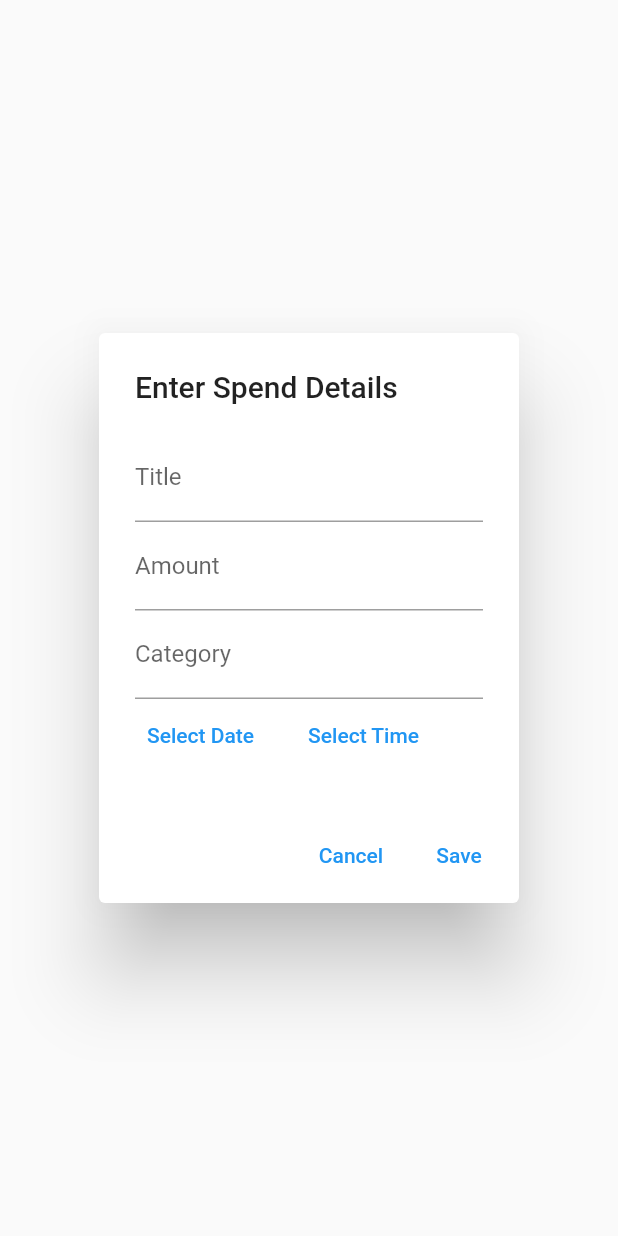
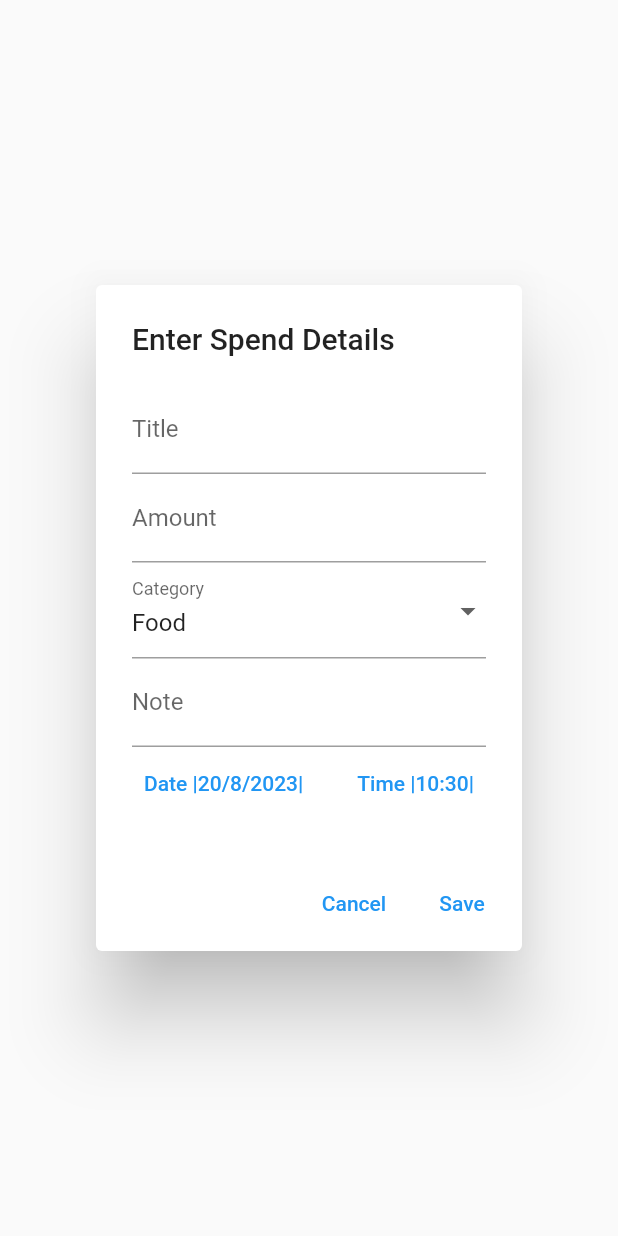
Before and after one commit to GnaniPasupula/CreditWallet, a Flutter app: the CreditCardScreen screen opened by its route, after a tap on the "add circle" icon, on a phone screen of 412 x 824 dp. Run offline on Flutter 3.47's test engine with Material 2 defaults, Android fonts, the light colour scheme and no system bars; our stand-ins replace flutter_dotenv, shared_preferences; missing offline and left inert: dart:html; accounts and stored records are empty; network calls fail.

Commit message:
Added Note to Transaction

```diff
--- a/client/lib/api_helper.dart
+++ b/client/lib/api_helper.dart
@@ -158,6 +158,7 @@ static Future<CreditCardData?> addCreditCard(
       'transactionTitle': transactionData['transactionTitle'],
       'transactionCategory': transactionData['transactionCategory'],
       'transactionDate': transactionData['transactionDate'],
+      'transactionNote': transactionData['transactionNote'],
     };
 
     try {
@@ -177,6 +178,7 @@ static Future<CreditCardData?> addCreditCard(
           title: jsonData['transactionTitle'] ?? "Unknown",
           category: jsonData['transactionCategory'] ?? "Unknown",
           date: DateTime.parse(jsonData['transactionDate']),
+          note:jsonData['transactionNote'] ?? ""
         );
       } else {
         throw Exception('Failed to add transaction');
--- a/client/lib/credit_card_data.dart
+++ b/client/lib/credit_card_data.dart
@@ -25,6 +25,7 @@ class CreditCardData {
         amount: transaction['amount'].toDouble(),
         title: transaction['title'] ?? "Unknown",
         category: transaction['category'] ?? "Unknown",
+        note: transaction['note'] ?? ""
       );
     }).toList();
 
@@ -45,11 +46,13 @@ class Transaction {
   final double amount;
   final String title;
   final String category;
+  final String note;
 
   Transaction({
     required this.date,
     required this.amount,
     required this.title,
     required this.category,
+    required this.note,
   });
 }
--- a/client/lib/credit_card_screen.dart
+++ b/client/lib/credit_card_screen.dart
@@ -15,6 +15,18 @@ class _CreditCardScreenState extends State<CreditCardScreen> {
   late PageController _pageController;
   int currentIndex = 0;
   bool _isSpendDialogVisible = false;
+
+  final Map<String, IconData> categoryIcons = {
+    'Fashion': Icons.shopping_bag_outlined,
+    'Food': Icons.restaurant_outlined,
+    'Health': Icons.local_hospital_outlined,
+    'Fuel': Icons.local_gas_station_outlined,
+    'Travel': Icons.flight_outlined,
+    'Entertainment': Icons.movie_filter,
+    'EMI': Icons.attach_money_outlined,
+    'Bills': Icons.receipt_long_outlined,
+    'Others': Icons.category_outlined,
+  };
 
   @override
   void initState() {
@@ -391,7 +403,7 @@ class _CreditCardScreenState extends State<CreditCardScreen> {
                     itemCount: creditCards.isNotEmpty ? creditCards[currentIndex].transactions.length : 0,
                     itemBuilder: (context, transactionIndex) {
                       final transaction = creditCards[currentIndex].transactions[transactionIndex];
-
+                      final transactionCategory = transaction.category;
                       final now = DateTime.now();
                       final transactionDate = transaction.date;
                       String formattedDate;
@@ -445,15 +457,16 @@ class _CreditCardScreenState extends State<CreditCardScreen> {
                               }
                             },
                       child:Card(
-                        elevation: 4,
+                        elevation: 0,
+                        color: Colors.grey[50],
                         shape: RoundedRectangleBorder(
                           borderRadius: BorderRadius.circular(16),
                         ),
                         margin: EdgeInsets.symmetric(horizontal: 16, vertical: 4),
                         child: ListTile(
+                          contentPadding: EdgeInsets.symmetric(vertical: 6, horizontal: 16), // Adjust content padding
                           leading: CircleAvatar(
-                            // You can replace this with the actual picture data
-                            child: Icon(Icons.account_balance_wallet),
+                            child:Icon(categoryIcons[transactionCategory] ?? Icons.question_mark),
                             radius: 16,
                           ),
                           title: Column(
@@ -467,7 +480,7 @@ class _CreditCardScreenState extends State<CreditCardScreen> {
                                 ),
                               ),
                               Text(
-                                transaction.category,
+                                transaction.note,
                                 style: TextStyle(fontSize: 14, color: Colors.grey),
                               ),
                             ],
--- a/client/lib/spend_dialog.dart
+++ b/client/lib/spend_dialog.dart
@@ -1,5 +1,3 @@
-import 'dart:math';
-
 import 'package:flutter/material.dart';
 import 'api_helper.dart';
 import 'credit_card_data.dart';
@@ -15,7 +13,6 @@ class SpendDetailsDialog extends StatefulWidget {
     required this.currentIndex,
   });
 
-
   @override
   _SpendDetailsDialogState createState() => _SpendDetailsDialogState();
 }
@@ -23,16 +20,16 @@ class SpendDetailsDialog extends StatefulWidget {
 class _SpendDetailsDialogState extends State<SpendDetailsDialog> {
   final TextEditingController titleController = TextEditingController();
   final TextEditingController amountController = TextEditingController();
-  final TextEditingController categoryController = TextEditingController();
-
+  final TextEditingController noteController = TextEditingController();
   DateTime selectedDate = DateTime.now();
   TimeOfDay selectedTime = TimeOfDay.now();
+  String selectedCategory = "Food"; // Default selected category
 
   @override
   void dispose() {
     titleController.dispose();
     amountController.dispose();
-    categoryController.dispose();
+    noteController.dispose();
     super.dispose();
   }
 
@@ -40,16 +37,10 @@ class _SpendDetailsDialogState extends State<SpendDetailsDialog> {
     final formData = {
       'transactionAmount': amountController.text,
       'transactionTitle': titleController.text,
-      'transactionCategory': categoryController.text,
+      'transactionCategory': selectedCategory,
       'transactionDate': selectedDate.toIso8601String(),
+      'transactionNote': noteController.text,
     };
-
-    // print('Title: ${titleController.text}');
-    // print('Amount: ${amountController.text}');
-    // print('Category: ${categoryController.text}');
-    // print('Date: $selectedDate');
-
-    // print('form data :${formData}');
 
     try {
       final addedTransaction = await ApiHelper.addTransactionToCard(
@@ -57,23 +48,16 @@ class _SpendDetailsDialogState extends State<SpendDetailsDialog> {
         formData,
       );
 
-      // setState(() {
-      //   final currentCard = widget.creditCards[widget.currentIndex];
-      //   currentCard.outStanding += addedTransaction!.amount;
-      // });
-
-      print("helooo");
-
       if (addedTransaction != null) {
         widget.onSave.call(addedTransaction);
         Navigator.of(context).pop(addedTransaction);
       } else {
         // Handle error case
-        print("spend_dialog:Erros adding transaction data1");
+        print("spend_dialog:Error adding transaction data");
       }
     } catch (e) {
       // Handle error case
-      print("spend_dialog:Erros adding transaction data2${e}");
+      print("spend_dialog:Error adding transaction data: $e");
     }
   }
 
@@ -93,9 +77,38 @@ class _SpendDetailsDialogState extends State<SpendDetailsDialog> {
             decoration: InputDecoration(labelText: 'Amount'),
             keyboardType: TextInputType.numberWithOptions(decimal: true),
           ),
+
+          DropdownButtonFormField<String>(
+            value: selectedCategory,
+            onChanged: (String? newValue) {
+              if (newValue != null) {
+                setState(() {
+                  selectedCategory = newValue;
+                });
+              }
+            },
+            items: <String>[
+              "Fashion",
+              "Food",
+              "Health",
+              "Fuel",
+              "Travel",
+              "Entertainment",
+              "EMI",
+              "Bills",
+              "Others",
+            ].map<DropdownMenuItem<String>>((String value) {
+              return DropdownMenuItem<String>(
+                value: value,
+                child: Text(value),
+              );
+            }).toList(),
+            decoration: InputDecoration(labelText: 'Category'),
+          ),
           TextField(
-            controller: categoryController,
-            decoration: InputDecoration(labelText: 'Category'),
+            controller: noteController,
+            decoration: InputDecoration(labelText: 'Note'),
+            keyboardType: TextInputType.numberWithOptions(decimal: true),
           ),
           Row(
             children: [
@@ -113,7 +126,9 @@ class _SpendDetailsDialogState extends State<SpendDetailsDialog> {
                     });
                   }
                 },
-                child: Text('Select Date'),
+                child: Text(
+                  'Date |${selectedDate.day}/${selectedDate.month}/${selectedDate.year}|',
+                ),
               ),
               SizedBox(width: 20),
               TextButton(
@@ -128,7 +143,9 @@ class _SpendDetailsDialogState extends State<SpendDetailsDialog> {
                     });
                   }
                 },
-                child: Text('Select Time'),
+                child: Text(
+                  'Time |${selectedTime.hour}:${selectedTime.minute}|',
+                ),
               ),
             ],
           ),
@@ -144,21 +161,26 @@ class _SpendDetailsDialogState extends State<SpendDetailsDialog> {
         TextButton(
           onPressed: () {
             final transaction = Transaction(
-              date: DateTime(selectedDate.year, selectedDate.month, selectedDate.day, selectedTime.hour, selectedTime.minute),
+              date: DateTime(
+                selectedDate.year,
+                selectedDate.month,
+                selectedDate.day,
+                selectedTime.hour,
+                selectedTime.minute,
+              ),
               amount: double.tryParse(amountController.text) ?? 0.0,
               title: titleController.text,
-              category: categoryController.text,
+              category: selectedCategory,
+              note: noteController.text
             );
 
             widget.onSave(transaction);
             Navigator.of(context).pop();
             _submitForm();
-
           },
           child: Text('Save'),
         ),
       ],
-
     );
   }
 }
```
Also changed, not shown: 2 other files.
